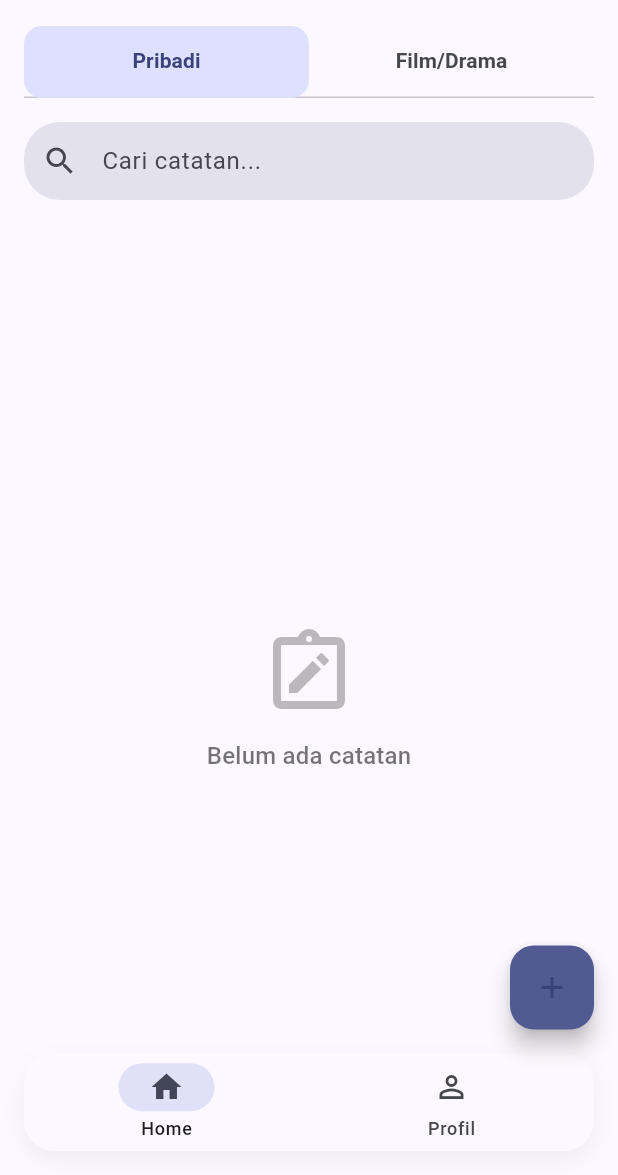
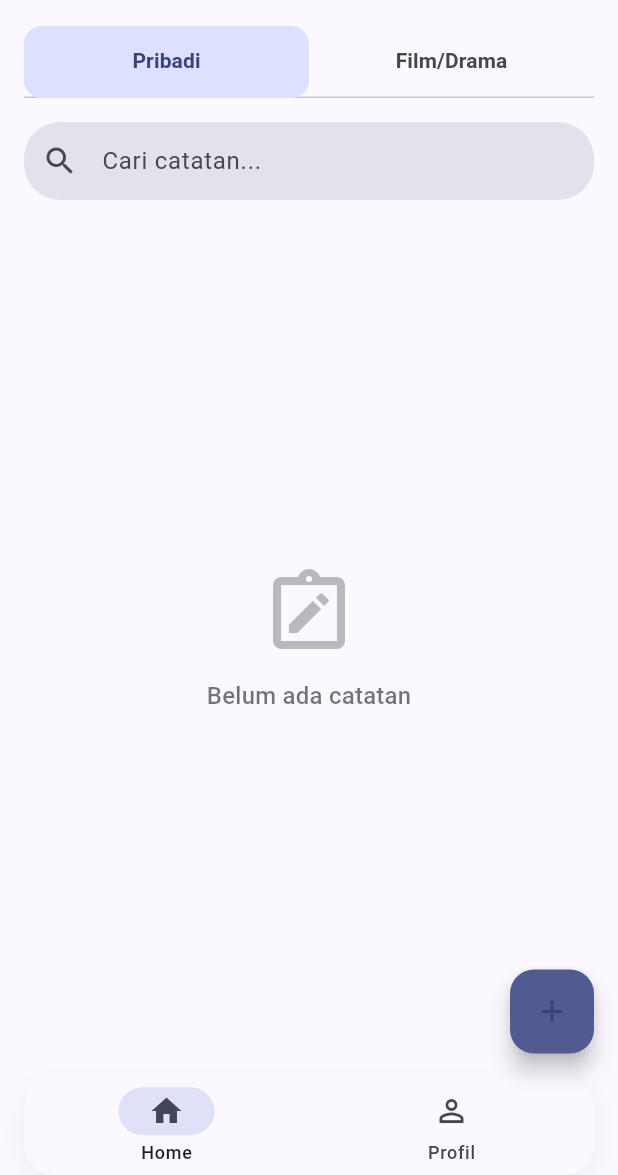
Before and after one commit to Catkoo/MyNotePlus_Flutter, a Flutter app: the HomeScreen screen opened by its route, on a phone screen of 412 x 824 dp, the part 61-1236 px from its top. Run offline on Flutter 3.47's test engine with Material 3 defaults, Android fonts, the phone set to English and light mode, and no system bars; drawn by our look-alikes of flutter_speed_dial; our stand-ins replace cloud_firestore, device_info_plus, firebase_auth, firebase_core, firebase_messaging, flutter_local_notifications and 6 more; missing offline and left inert: googleapis; accounts and stored records are empty; generated files the repository leaves out were written again.

Commit message:
Versi 1.0.6

```diff
--- a/lib/screens/home_screen.dart
+++ b/lib/screens/home_screen.dart
@@ -350,11 +350,16 @@ class _HomeScreenState extends State<HomeScreen> {
           children: [
             AnimatedSwitcher(
               duration: const Duration(milliseconds: 350),
-              child: selectedBottomTab == 0
-                  ? const TabBarView(
-                      children: [PersonalNotesContent(), FilmNotesContent()],
-                    )
-                  : const ProfileScreen(),
+              child: Padding(
+                padding: const EdgeInsets.only(
+                  bottom: 80,
+                ), // 👈 tinggi nav bar custom kamu
+                child: selectedBottomTab == 0
+                    ? const TabBarView(
+                        children: [PersonalNotesContent(), FilmNotesContent()],
+                      )
+                    : const ProfileScreen(),
+              ),
             ),
             if (showBanner)
               Align(
@@ -406,7 +411,7 @@ class _HomeScreenState extends State<HomeScreen> {
           ],
         ),
         bottomNavigationBar: Container(
-          margin: const EdgeInsets.fromLTRB(16, 0, 16, 16),
+          margin: const EdgeInsets.fromLTRB(16, 0, 16, 0),
           decoration: BoxDecoration(
             color: Theme.of(context).colorScheme.surface,
             borderRadius: BorderRadius.circular(20),
```
